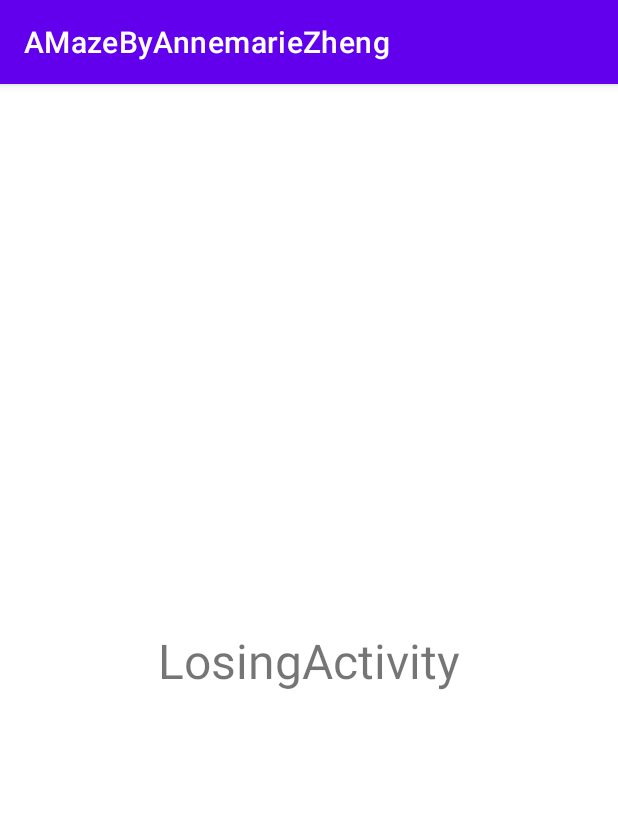
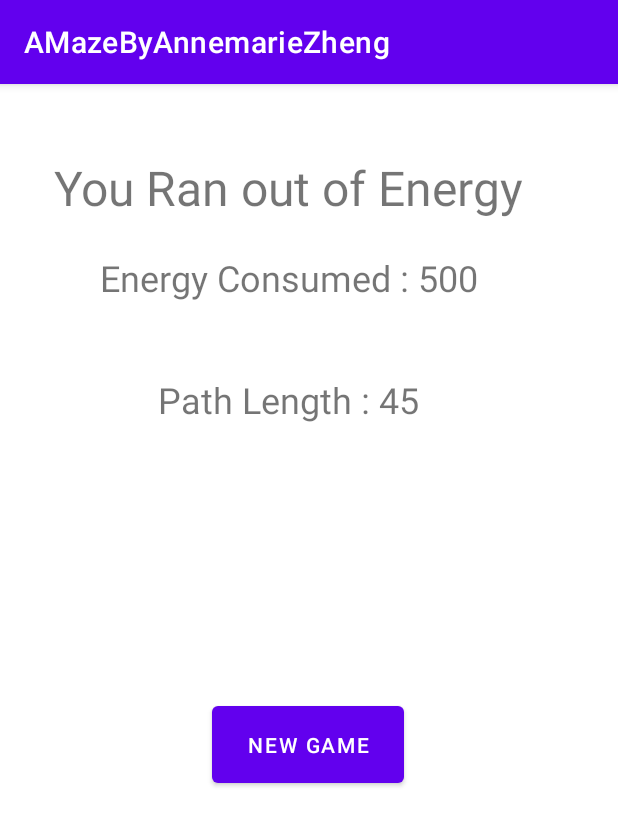
Before and after one commit to Suga-re/AMazeByAnnemarieZheng, an Android app: the LosingActivity screen opened directly, with no data from a screen before it, on a phone screen of 412 x 824 dp. Shown: the top 826 px of the screen. Run offline under Robolectric (Android 15) with nearby library versions, the phone set to English and light mode, and no system bars.

Commit message:
Winning and Losing Screen with Navigations

```diff
--- a/app/src/main/java/com/example/amazebyannemariezheng/LosingActivity.java
+++ b/app/src/main/java/com/example/amazebyannemariezheng/LosingActivity.java
@@ -2,13 +2,34 @@ package com.example.amazebyannemariezheng;
 
 import androidx.appcompat.app.AppCompatActivity;
 
+import android.content.Intent;
 import android.os.Bundle;
+import android.view.View;
+import android.widget.Button;
 
 public class LosingActivity extends AppCompatActivity {
-
+    private Button playAgain;
     @Override
     protected void onCreate(Bundle savedInstanceState) {
         super.onCreate(savedInstanceState);
         setContentView(R.layout.activity_losing);
+
+        playAgain=(Button) findViewById(R.id.btnNewGameLosing);
+
+        playAgain.setOnClickListener(new View.OnClickListener() {
+            @Override
+            public void onClick(View view) {
+                openActivity();
+            }
+        });
+    }
+    public void openActivity(){
+        Intent intent = new Intent(this,AMazeActivity.class);
+        startActivity(intent);
+
+    };
+    @Override
+    public void onBackPressed(){
+        openActivity();
     }
 }
--- a/app/src/main/res/layout/activity_losing.xml
+++ b/app/src/main/res/layout/activity_losing.xml
@@ -7,13 +7,53 @@
     tools:context=".LosingActivity">
 
     <TextView
-        android:id="@+id/textView4"
+        android:id="@+id/tvLosing"
         android:layout_width="wrap_content"
         android:layout_height="wrap_content"
-        android:text="LosingActivity"
+        android:text="You Ran out of Energy"
         android:textSize="32sp"
         app:layout_constraintBottom_toBottomOf="parent"
         app:layout_constraintEnd_toEndOf="parent"
+        app:layout_constraintHorizontal_bias="0.365"
         app:layout_constraintStart_toStartOf="parent"
-        app:layout_constraintTop_toTopOf="parent" />
+        app:layout_constraintTop_toTopOf="parent"
+        app:layout_constraintVertical_bias="0.065" />
+
+    <TextView
+        android:id="@+id/tvEnergyUsedLosing"
+        android:layout_width="wrap_content"
+        android:layout_height="wrap_content"
+        android:text="Energy Consumed : 500"
+        android:textSize="24sp"
+        app:layout_constraintBottom_toBottomOf="parent"
+        app:layout_constraintEnd_toEndOf="parent"
+        app:layout_constraintHorizontal_bias="0.415"
+        app:layout_constraintStart_toStartOf="parent"
+        app:layout_constraintTop_toTopOf="parent"
+        app:layout_constraintVertical_bias="0.153" />
+
+    <TextView
+        android:id="@+id/tvPathLengthLosing"
+        android:layout_width="wrap_content"
+        android:layout_height="wrap_content"
+        android:text="Path Length : 45"
+        android:textSize="24sp"
+        app:layout_constraintBottom_toBottomOf="parent"
+        app:layout_constraintEnd_toEndOf="parent"
+        app:layout_constraintHorizontal_bias="0.443"
+        app:layout_constraintStart_toStartOf="parent"
+        app:layout_constraintTop_toTopOf="parent"
+        app:layout_constraintVertical_bias="0.264" />
+
+    <Button
+        android:id="@+id/btnNewGameLosing"
+        android:layout_width="128dp"
+        android:layout_height="63dp"
+        android:text="New Game"
+        app:layout_constraintBottom_toBottomOf="parent"
+        app:layout_constraintEnd_toEndOf="parent"
+        app:layout_constraintHorizontal_bias="0.498"
+        app:layout_constraintStart_toStartOf="parent"
+        app:layout_constraintTop_toTopOf="parent"
+        app:layout_constraintVertical_bias="0.58" />
 </androidx.constraintlayout.widget.ConstraintLayout>
```
Also changed, not shown: app/src/main/AndroidManifest.xml (+6 -6 lines), app/src/main/java/com/example/amazebyannemariezheng/WinningActivity.java (+22 -1 lines), app/src/main/res/layout/activity_winning.xml (+44 -4 lines).
